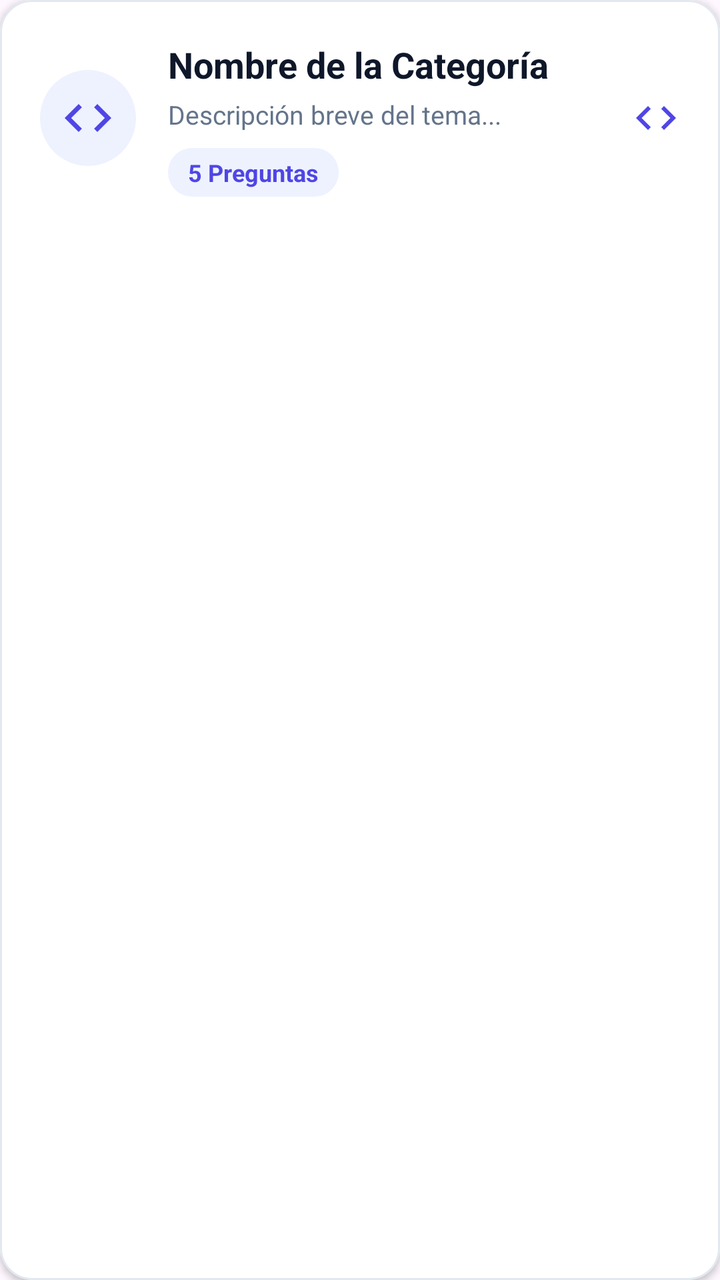
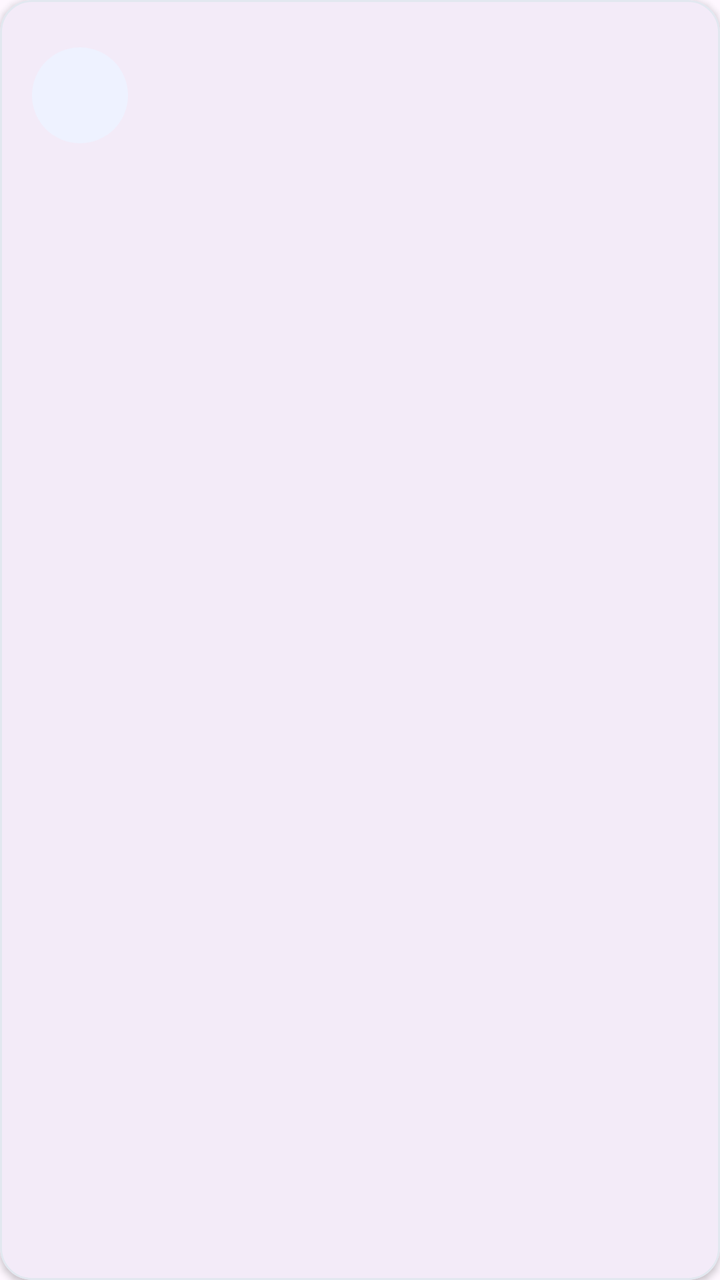

Screens rendered from an Android XML layout before and after an edit, with the pre-edit source and the edit as a unified diff.
<!-- AndroidManifest.xml: application theme Theme.Desafio2DSM -->
<!-- res/layout/item_quiz_category.xml -->
<?xml version="1.0" encoding="utf-8"?>
<com.google.android.material.card.MaterialCardView
    xmlns:android="http://schemas.android.com/apk/res/android"
    xmlns:app="http://schemas.android.com/apk/res-auto"
    android:id="@+id/cardCategory"
    android:layout_width="match_parent"
    android:layout_height="wrap_content"
    android:layout_marginBottom="16dp"
    android:clickable="true"
    android:focusable="true"
    app:cardBackgroundColor="@color/surface_card"
    app:cardCornerRadius="16dp"
    app:cardElevation="2dp"
    app:strokeColor="@color/surface_card_stroke"
    app:strokeWidth="1dp">

    <LinearLayout
        android:layout_width="match_parent"
        android:layout_height="wrap_content"
        android:orientation="horizontal"
        android:padding="20dp"
        android:gravity="center_vertical">

        <ImageView
            android:id="@+id/imgCategoryIcon"
            android:layout_width="48dp"
            android:layout_height="48dp"
            android:layout_marginEnd="16dp"
            android:background="@drawable/bg_icon_circle"
            android:padding="10dp"
            android:src="@drawable/ic_code"
            app:tint="@color/primary" />

        <LinearLayout
            android:layout_width="0dp"
            android:layout_height="wrap_content"
            android:layout_weight="1"
            android:orientation="vertical">

            <TextView
                android:id="@+id/txtCategoryTitle"
                android:layout_width="match_parent"
                android:layout_height="wrap_content"
                android:text="Nombre de la Categoría"
                android:textColor="@color/text_primary"
                android:textSize="18sp"
                android:textStyle="bold" />

            <TextView
                android:id="@+id/txtCategoryDescription"
                android:layout_width="match_parent"
                android:layout_height="wrap_content"
                android:layout_marginTop="4dp"
                android:text="Descripción breve del tema..."
                android:textColor="@color/text_secondary"
                android:textSize="13sp" />

            <TextView
                android:id="@+id/txtCategoryQuestionCount"
                android:layout_width="wrap_content"
                android:layout_height="wrap_content"
                android:layout_marginTop="8dp"
                android:background="@drawable/bg_badge"
                android:paddingHorizontal="10dp"
                android:paddingVertical="4dp"
                android:text="5 Preguntas"
                android:textColor="@color/primary"
                android:textSize="12sp"
                android:textStyle="bold" />
        </LinearLayout>

        <ImageView
            android:layout_width="24dp"
            android:layout_height="24dp"
            android:layout_marginStart="8dp"
            android:src="@drawable/ic_code"
            app:tint="@color/primary"
            android:rotation="180"/>
    </LinearLayout>

</com.google.android.material.card.MaterialCardView>
<!-- resources referenced by this layout -->
<resources>
  <color name="primary">#4F46E5</color>
  <color name="surface_card">#FFFFFF</color>
  <color name="surface_card_stroke">#E2E8F0</color>
  <color name="text_primary">#0F172A</color>
  <color name="text_secondary">#64748B</color>
  <!-- drawable bg_badge (drawable) -->
  <?xml version="1.0" encoding="utf-8"?>
  <shape xmlns:android="http://schemas.android.com/apk/res/android"
      android:shape="rectangle">
      <solid android:color="@color/primary_light" />
      <corners android:radius="12dp" />
  </shape>
  <!-- drawable bg_icon_circle (drawable) -->
  <?xml version="1.0" encoding="utf-8"?>
  <shape xmlns:android="http://schemas.android.com/apk/res/android"
      android:shape="oval">
      <solid android:color="@color/primary_light" />
  </shape>
  <!-- drawable ic_code (drawable) -->
  <vector xmlns:android="http://schemas.android.com/apk/res/android"
      android:width="24dp"
      android:height="24dp"
      android:viewportWidth="24"
      android:viewportHeight="24">
    <path
        android:fillColor="#FF4F46E5"
        android:pathData="M9.4,16.6L4.8,12l4.6,-4.6L8,6l-6,6 6,6 1.4,-1.4zM14.6,16.6l4.6,-4.6 -4.6,-4.6L16,6l6,6 -6,6 -1.4,-1.4z"/>
  </vector>
  <style name="Theme.Desafio2DSM" parent="Base.Theme.Desafio2DSM" />
  <color name="primary_light">#EEF2FF</color>
  <style name="Base.Theme.Desafio2DSM" parent="Theme.Material3.DayNight.NoActionBar">
          
          
      </style>
</resources>

<!-- the commit's change to res/layout/item_quiz_category.xml (unified diff, before → after) -->
@@ -5,77 +5,64 @@
     android:id="@+id/cardCategory"
     android:layout_width="match_parent"
     android:layout_height="wrap_content"
-    android:layout_marginBottom="16dp"
-    android:clickable="true"
-    android:focusable="true"
-    app:cardBackgroundColor="@color/surface_card"
+    android:layout_marginHorizontal="16dp"
+    android:layout_marginVertical="6dp"
     app:cardCornerRadius="16dp"
     app:cardElevation="2dp"
-    app:strokeColor="@color/surface_card_stroke"
-    app:strokeWidth="1dp">
+    app:strokeWidth="1dp"
+    app:strokeColor="@color/surface_card_stroke">
 
     <LinearLayout
         android:layout_width="match_parent"
         android:layout_height="wrap_content"
         android:orientation="horizontal"
-        android:padding="20dp"
+        android:padding="16dp"
         android:gravity="center_vertical">
 
         <ImageView
             android:id="@+id/imgCategoryIcon"
             android:layout_width="48dp"
             android:layout_height="48dp"
-            android:layout_marginEnd="16dp"
+            android:padding="10dp"
             android:background="@drawable/bg_icon_circle"
-            android:padding="10dp"
-            android:src="@drawable/ic_code"
-            app:tint="@color/primary" />
+            android:scaleType="centerInside" />
 
         <LinearLayout
             android:layout_width="0dp"
             android:layout_height="wrap_content"
             android:layout_weight="1"
-            android:orientation="vertical">
+            android:orientation="vertical"
+            android:layout_marginStart="14dp">
 
             <TextView
                 android:id="@+id/txtCategoryTitle"
-                android:layout_width="match_parent"
+                android:layout_width="wrap_content"
                 android:layout_height="wrap_content"
-                android:text="Nombre de la Categoría"
-                android:textColor="@color/text_primary"
-                android:textSize="18sp"
-                android:textStyle="bold" />
+                android:textStyle="bold"
+                android:textSize="16sp"
+                android:textColor="@color/text_primary" />
 
             <TextView
                 android:id="@+id/txtCategoryDescription"
-                android:layout_width="match_parent"
+                android:layout_width="wrap_content"
                 android:layout_height="wrap_content"
-                android:layout_marginTop="4dp"
-                android:text="Descripción breve del tema..."
+                android:layout_marginTop="2dp"
+                android:textSize="13sp"
                 android:textColor="@color/text_secondary"
-                android:textSize="13sp" />
+                android:maxLines="2"
+                android:ellipsize="end" />
 
             <TextView
                 android:id="@+id/txtCategoryQuestionCount"
                 android:layout_width="wrap_content"
                 android:layout_height="wrap_content"
-                android:layout_marginTop="8dp"
-                android:background="@drawable/bg_badge"
-                android:paddingHorizontal="10dp"
-                android:paddingVertical="4dp"
-                android:text="5 Preguntas"
+                android:layout_marginTop="6dp"
+                android:textSize="12sp"
                 android:textColor="@color/primary"
-                android:textSize="12sp"
                 android:textStyle="bold" />
+
         </LinearLayout>
 
-        <ImageView
-            android:layout_width="24dp"
-            android:layout_height="24dp"
-            android:layout_marginStart="8dp"
-            android:src="@drawable/ic_code"
-            app:tint="@color/primary"
-            android:rotation="180"/>
     </LinearLayout>
 
 </com.google.android.material.card.MaterialCardView>
<!-- resource entries referenced after the edit -->
@@ -1,33 +1,15 @@
 <!-- resources referenced by this layout -->
 <resources>
   <color name="primary">#4F46E5</color>
-  <color name="surface_card">#FFFFFF</color>
   <color name="surface_card_stroke">#E2E8F0</color>
   <color name="text_primary">#0F172A</color>
   <color name="text_secondary">#64748B</color>
-  <!-- drawable bg_badge (drawable) -->
-  <?xml version="1.0" encoding="utf-8"?>
-  <shape xmlns:android="http://schemas.android.com/apk/res/android"
-      android:shape="rectangle">
-      <solid android:color="@color/primary_light" />
-      <corners android:radius="12dp" />
-  </shape>
   <!-- drawable bg_icon_circle (drawable) -->
   <?xml version="1.0" encoding="utf-8"?>
   <shape xmlns:android="http://schemas.android.com/apk/res/android"
       android:shape="oval">
       <solid android:color="@color/primary_light" />
   </shape>
-  <!-- drawable ic_code (drawable) -->
-  <vector xmlns:android="http://schemas.android.com/apk/res/android"
-      android:width="24dp"
-      android:height="24dp"
-      android:viewportWidth="24"
-      android:viewportHeight="24">
-    <path
-        android:fillColor="#FF4F46E5"
-        android:pathData="M9.4,16.6L4.8,12l4.6,-4.6L8,6l-6,6 6,6 1.4,-1.4zM14.6,16.6l4.6,-4.6 -4.6,-4.6L16,6l6,6 -6,6 -1.4,-1.4z"/>
-  </vector>
   <style name="Theme.Desafio2DSM" parent="Base.Theme.Desafio2DSM" />
   <color name="primary_light">#EEF2FF</color>
   <style name="Base.Theme.Desafio2DSM" parent="Theme.Material3.DayNight.NoActionBar">
